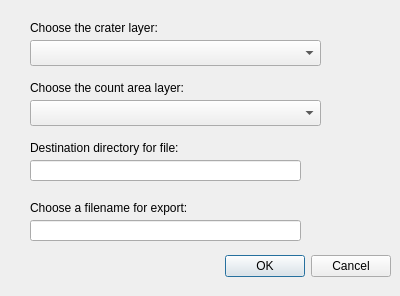
First picture: the form in circleCraters/export_dialog_base.ui, repository sbraden/circle-craters, before the edit.
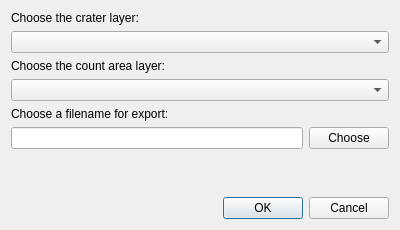
Second picture: the form after the edit.

Commit message: Add save file dialog to export dialog.

What changed in the file:
```diff
--- a/circleCraters/export_dialog_base.ui
+++ b/circleCraters/export_dialog_base.ui
@@ -7,120 +7,85 @@
     <x>0</x>
     <y>0</y>
     <width>400</width>
-    <height>296</height>
+    <height>230</height>
    </rect>
   </property>
   <property name="windowTitle">
    <string>Circle Craters Export</string>
   </property>
-  <widget class="QDialogButtonBox" name="button_box">
-   <property name="geometry">
-    <rect>
-     <x>50</x>
-     <y>250</y>
-     <width>341</width>
-     <height>32</height>
-    </rect>
-   </property>
-   <property name="orientation">
-    <enum>Qt::Horizontal</enum>
-   </property>
-   <property name="standardButtons">
-    <set>QDialogButtonBox::Cancel|QDialogButtonBox::Ok</set>
-   </property>
-  </widget>
-  <widget class="QComboBox" name="craterLayer">
-   <property name="geometry">
-    <rect>
-     <x>30</x>
-     <y>40</y>
-     <width>291</width>
-     <height>26</height>
-    </rect>
-   </property>
-  </widget>
+  <layout class="QVBoxLayout" name="verticalLayout">
+   <item>
   <widget class="QLabel" name="label_1">
-   <property name="geometry">
-    <rect>
-     <x>30</x>
-     <y>20</y>
-     <width>221</width>
-     <height>16</height>
-    </rect>
-   </property>
    <property name="text">
     <string>Choose the crater layer:</string>
    </property>
   </widget>
-  <widget class="QComboBox" name="areaLayer">
-   <property name="geometry">
-    <rect>
-     <x>30</x>
-     <y>100</y>
-     <width>291</width>
-     <height>26</height>
-    </rect>
-   </property>
-  </widget>
+   </item>
+   <item>
+    <widget class="QComboBox" name="crater_layer_select"/>
+   </item>
+   <item>
   <widget class="QLabel" name="label_2">
-   <property name="geometry">
-    <rect>
-     <x>30</x>
-     <y>80</y>
-     <width>201</width>
-     <height>16</height>
-    </rect>
-   </property>
    <property name="text">
     <string>Choose the count area layer:</string>
    </property>
   </widget>
-  <widget class="QLineEdit" name="editFilename">
-   <property name="geometry">
-    <rect>
-     <x>30</x>
-     <y>220</y>
-     <width>271</width>
-     <height>21</height>
-    </rect>
-   </property>
-  </widget>
+   </item>
+   <item>
+    <widget class="QComboBox" name="area_layer_select">
+     <property name="enabled">
+      <bool>true</bool>
+     </property>
+    </widget>
+   </item>
+   <item>
   <widget class="QLabel" name="label_5">
-   <property name="geometry">
-    <rect>
-     <x>30</x>
-     <y>200</y>
-     <width>191</width>
-     <height>16</height>
-    </rect>
-   </property>
    <property name="text">
     <string>Choose a filename for export:</string>
    </property>
   </widget>
-  <widget class="QLineEdit" name="editDirectory">
-   <property name="geometry">
-    <rect>
-     <x>30</x>
-     <y>160</y>
-     <width>271</width>
-     <height>21</height>
-    </rect>
-   </property>
-  </widget>
-  <widget class="QLabel" name="label_4">
-   <property name="geometry">
-    <rect>
-     <x>30</x>
-     <y>140</y>
-     <width>201</width>
-     <height>16</height>
-    </rect>
+   </item>
+   <item>
+    <layout class="QHBoxLayout" name="horizontalLayout">
+     <item>
+      <widget class="QLineEdit" name="filename_input"/>
+     </item>
+     <item>
+      <widget class="QPushButton" name="filename_choose_button">
+       <property name="enabled">
+        <bool>true</bool>
    </property>
    <property name="text">
-    <string>Destination directory for file:</string>
-   </property>
-  </widget>
+        <string>Choose</string>
+       </property>
+      </widget>
+     </item>
+    </layout>
+   </item>
+   <item>
+    <spacer name="verticalSpacer">
+     <property name="orientation">
+      <enum>Qt::Vertical</enum>
+     </property>
+     <property name="sizeHint" stdset="0">
+      <size>
+       <width>20</width>
+       <height>40</height>
+      </size>
+     </property>
+    </spacer>
+   </item>
+   <item>
+    <widget class="QDialogButtonBox" name="button_box">
+     <property name="orientation">
+      <enum>Qt::Horizontal</enum>
+     </property>
+     <property name="standardButtons">
+      <set>QDialogButtonBox::Cancel|QDialogButtonBox::Ok</set>
+     </property>
+    </widget>
+   </item>
+  </layout>
  </widget>
  <resources/>
  <connections>
```
Lines whose indentation alone changed are shown as unchanged. The commit also changes 2 other files.
